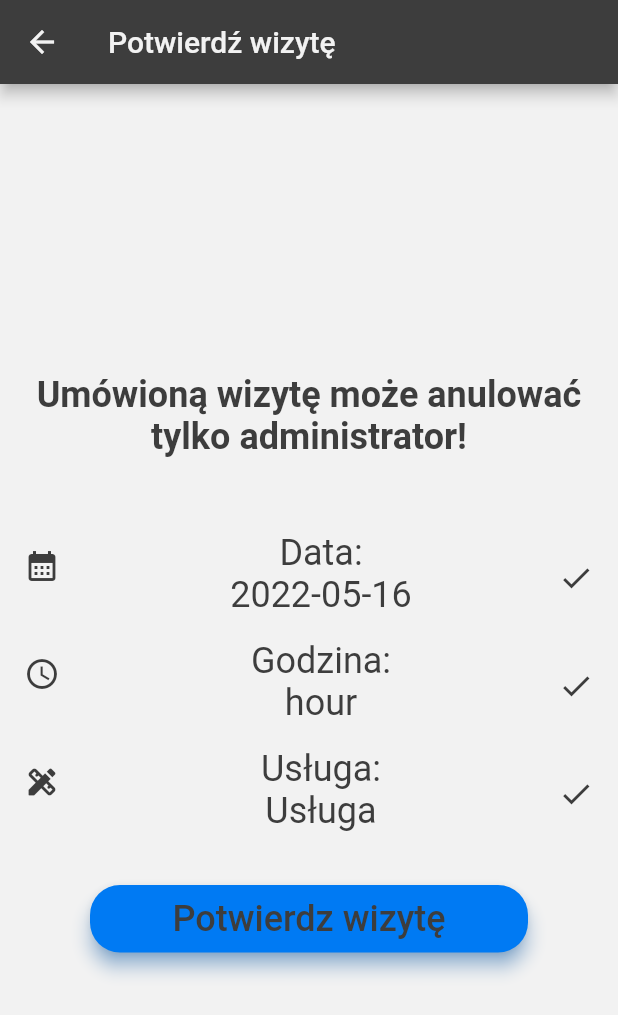
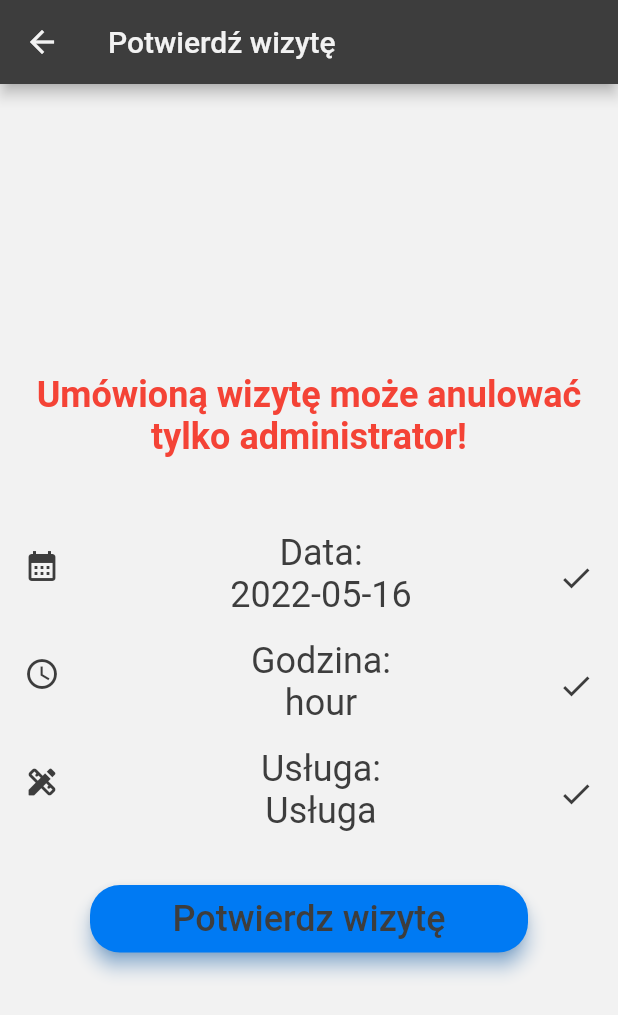
Before and after one commit to MePhew-GonteQ-Industries/zolza-hairstyles-app, a Flutter app: the ConfirmAppointment screen opened by its route, on a phone screen of 412 x 824 dp. Shown: the top 1015 px of the screen. Run offline on Flutter 3.47's test engine with Material 2 defaults, Android fonts, the phone set to English and light mode, and no system bars; our stand-ins replace connectivity_plus, flutter_datetime_picker, flutter_secure_storage, flutter_svg, hooks_riverpod, rflutter_alert and 1 more; accounts and stored records are empty.

Commit message:
Changed information color to red on confirmappointment screen

```diff
--- a/lib/screens/confirmappointment.dart
+++ b/lib/screens/confirmappointment.dart
@@ -36,12 +36,13 @@ class _ConfirmAppointment extends State<ConfirmAppointment> {
             crossAxisAlignment: CrossAxisAlignment.center,
             // physics: const NeverScrollableScrollPhysics(),
             children: [
-              ListTile(
+              const ListTile(
                 title: Text(
                   'Umówioną wizytę może anulować tylko administrator!',
                   textAlign: TextAlign.center,
                   style: TextStyle(
-                      color: Theme.of(context).primaryColor,
+                      // color: Theme.of(context).primaryColor,
+                      color: Colors.red,
                       fontSize: 24,
                       fontWeight: FontWeight.bold),
                 ),
```
Also changed, not shown: lib/screens/appointmentsscreen.dart (+3 -29 lines).
